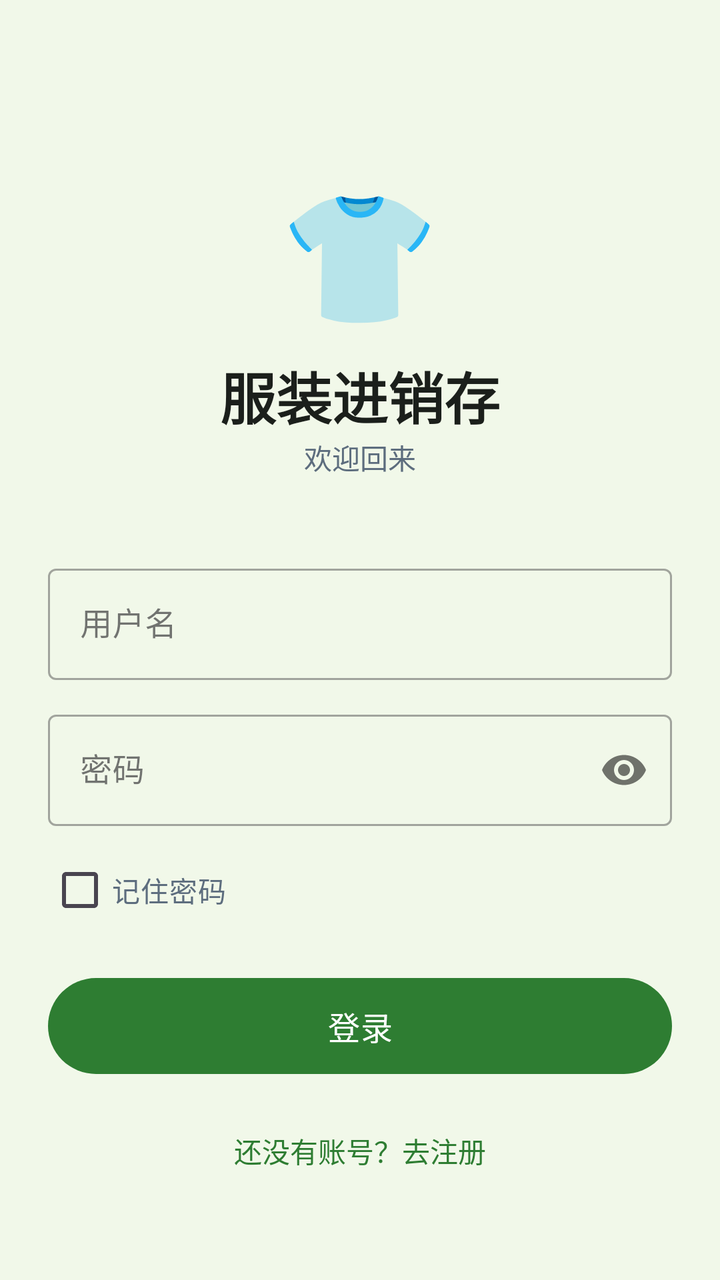
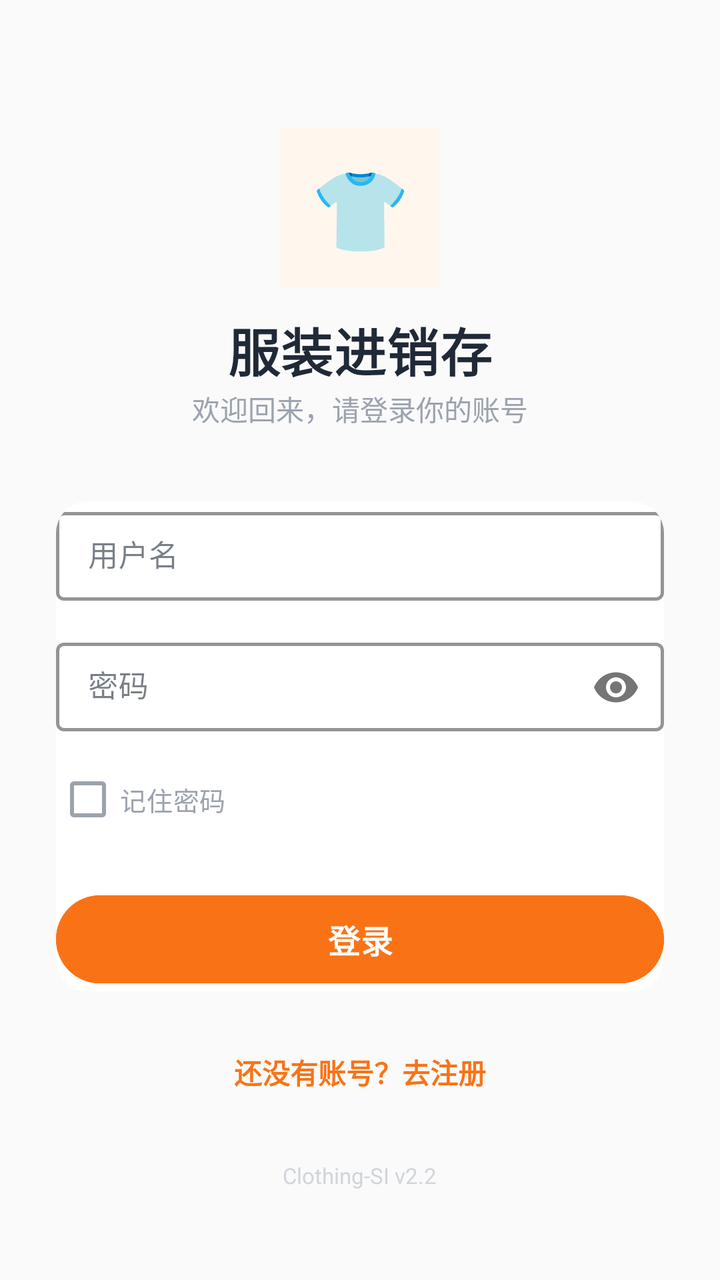

An Android layout rendered at two revisions. The XML below is the earlier revision; the diff shows what the commit changed to produce the second picture.
<!-- AndroidManifest.xml: application theme Theme.ClothingSI -->
<!-- res/layout/activity_login.xml -->
<?xml version="1.0" encoding="utf-8"?>
<ScrollView xmlns:android="http://schemas.android.com/apk/res/android"
    xmlns:app="http://schemas.android.com/apk/res-auto"
    android:layout_width="match_parent" android:layout_height="match_parent"
    android:background="@color/bg" android:fillViewport="true">

    <LinearLayout android:layout_width="match_parent" android:layout_height="wrap_content"
        android:orientation="vertical" android:padding="24dp"
        android:gravity="center_horizontal">

        <TextView android:layout_width="wrap_content" android:layout_height="wrap_content"
            android:text="👕" android:textSize="64dp" android:layout_marginTop="60dp"
            android:layout_marginBottom="8dp" />

        <TextView android:layout_width="wrap_content" android:layout_height="wrap_content"
            android:text="服装进销存" android:textSize="28dp" android:textStyle="bold"
            android:textColor="@color/text_primary" />

        <TextView android:layout_width="wrap_content" android:layout_height="wrap_content"
            android:text="欢迎回来" android:textSize="14dp"
            android:textColor="@color/text_secondary" android:layout_marginBottom="40dp" />

        <com.google.android.material.textfield.TextInputLayout
            android:layout_width="match_parent" android:layout_height="wrap_content"
            android:layout_marginBottom="12dp" style="@style/Widget.MaterialComponents.TextInputLayout.OutlinedBox">
            <com.google.android.material.textfield.TextInputEditText
                android:id="@+id/et_username" android:layout_width="match_parent"
                android:layout_height="wrap_content" android:hint="用户名"
                android:inputType="text" android:maxLines="1"
                android:imeOptions="actionNext" />
        </com.google.android.material.textfield.TextInputLayout>

        <com.google.android.material.textfield.TextInputLayout
            android:layout_width="match_parent" android:layout_height="wrap_content"
            android:layout_marginBottom="8dp"
            app:passwordToggleEnabled="true" style="@style/Widget.MaterialComponents.TextInputLayout.OutlinedBox">
            <com.google.android.material.textfield.TextInputEditText
                android:id="@+id/et_password" android:layout_width="match_parent"
                android:layout_height="wrap_content" android:hint="密码"
                android:inputType="textPassword" android:maxLines="1"
                android:imeOptions="actionDone" />
        </com.google.android.material.textfield.TextInputLayout>

        
        <CheckBox android:id="@+id/cb_remember_password"
            android:layout_width="match_parent" android:layout_height="wrap_content"
            android:text="记住密码" android:textSize="14dp"
            android:textColor="@color/text_secondary"
            android:layout_marginBottom="16dp" />

        <com.google.android.material.button.MaterialButton
            android:id="@+id/btn_login" android:layout_width="match_parent"
            android:layout_height="56dp" android:text="登录"
            android:textSize="16dp" app:cornerRadius="28dp" />

        <TextView android:id="@+id/tv_register"
            android:layout_width="wrap_content" android:layout_height="wrap_content"
            android:text="还没有账号？去注册"
            android:textColor="@color/primary" android:textSize="14dp"
            android:layout_marginTop="16dp" android:padding="8dp" />

        <TextView android:id="@+id/tv_to_login" android:visibility="gone" android:layout_width="0dp" android:layout_height="0dp" />
    </LinearLayout>
</ScrollView>
<!-- resources referenced by this layout -->
<resources>
  <color name="bg">#F1F8E9</color>
  <color name="primary">#2E7D32</color>
  <color name="text_primary">#1B1F1B</color>
  <color name="text_secondary">#5D6D7E</color>
  <style name="Theme.ClothingSI" parent="Theme.Material3.Light.NoActionBar">
          <item name="colorPrimary">@color/primary</item>
          <item name="colorPrimaryDark">@color/primary_dark</item>
          <item name="colorAccent">@color/accent</item>
          <item name="android:statusBarColor">@android:color/transparent</item>
          <item name="android:navigationBarColor">@color/white</item>
          
          <item name="android:windowLightStatusBar">true</item>
          
          <item name="android:fontFamily">sans-serif</item>
          <item name="android:textViewStyle">@style/TextView.Base</item>
      </style>
  <color name="primary_dark">#1B5E20</color>
  <color name="accent">#66BB6A</color>
  <color name="white">#FFFFFF</color>
  <style name="TextView.Base" parent="android:Widget.TextView">
          <item name="android:fontFamily">sans-serif</item>
      </style>
</resources>

<!-- the commit's change to res/layout/activity_login.xml (unified diff, before → after) -->
@@ -1,64 +1,161 @@
 <?xml version="1.0" encoding="utf-8"?>
 <ScrollView xmlns:android="http://schemas.android.com/apk/res/android"
     xmlns:app="http://schemas.android.com/apk/res-auto"
-    android:layout_width="match_parent" android:layout_height="match_parent"
-    android:background="@color/bg" android:fillViewport="true">
+    android:layout_width="match_parent"
+    android:layout_height="match_parent"
+    android:background="@color/md_surface_container_low"
+    android:fillViewport="true">
 
-    <LinearLayout android:layout_width="match_parent" android:layout_height="wrap_content"
-        android:orientation="vertical" android:padding="24dp"
-        android:gravity="center_horizontal">
-
-        <TextView android:layout_width="wrap_content" android:layout_height="wrap_content"
-            android:text="👕" android:textSize="64dp" android:layout_marginTop="60dp"
-            android:layout_marginBottom="8dp" />
-
-        <TextView android:layout_width="wrap_content" android:layout_height="wrap_content"
-            android:text="服装进销存" android:textSize="28dp" android:textStyle="bold"
-            android:textColor="@color/text_primary" />
-
-        <TextView android:layout_width="wrap_content" android:layout_height="wrap_content"
-            android:text="欢迎回来" android:textSize="14dp"
-            android:textColor="@color/text_secondary" android:layout_marginBottom="40dp" />
-
-        <com.google.android.material.textfield.TextInputLayout
-            android:layout_width="match_parent" android:layout_height="wrap_content"
-            android:layout_marginBottom="12dp" style="@style/Widget.MaterialComponents.TextInputLayout.OutlinedBox">
-            <com.google.android.material.textfield.TextInputEditText
-                android:id="@+id/et_username" android:layout_width="match_parent"
-                android:layout_height="wrap_content" android:hint="用户名"
-                android:inputType="text" android:maxLines="1"
-                android:imeOptions="actionNext" />
-        </com.google.android.material.textfield.TextInputLayout>
-
-        <com.google.android.material.textfield.TextInputLayout
-            android:layout_width="match_parent" android:layout_height="wrap_content"
-            android:layout_marginBottom="8dp"
-            app:passwordToggleEnabled="true" style="@style/Widget.MaterialComponents.TextInputLayout.OutlinedBox">
-            <com.google.android.material.textfield.TextInputEditText
-                android:id="@+id/et_password" android:layout_width="match_parent"
-                android:layout_height="wrap_content" android:hint="密码"
-                android:inputType="textPassword" android:maxLines="1"
-                android:imeOptions="actionDone" />
-        </com.google.android.material.textfield.TextInputLayout>
+    <LinearLayout
+        android:layout_width="match_parent"
+        android:layout_height="wrap_content"
+        android:orientation="vertical"
+        android:gravity="center_horizontal"
+        android:padding="28dp">
 
         
-        <CheckBox android:id="@+id/cb_remember_password"
-            android:layout_width="match_parent" android:layout_height="wrap_content"
-            android:text="记住密码" android:textSize="14dp"
-            android:textColor="@color/text_secondary"
-            android:layout_marginBottom="16dp" />
+        <TextView
+            android:layout_width="80dp"
+            android:layout_height="80dp"
+            android:text="👕"
+            android:textSize="40sp"
+            android:gravity="center"
+            android:background="@color/md_primary_container"
+            android:layout_marginTop="36dp"
+            android:layout_marginBottom="12dp" />
 
-        <com.google.android.material.button.MaterialButton
-            android:id="@+id/btn_login" android:layout_width="match_parent"
-            android:layout_height="56dp" android:text="登录"
-            android:textSize="16dp" app:cornerRadius="28dp" />
+        <TextView
+            android:layout_width="wrap_content"
+            android:layout_height="wrap_content"
+            android:text="服装进销存"
+            android:textSize="26sp"
+            android:textStyle="bold"
+            android:textColor="@color/md_on_surface"
+            android:letterSpacing="0.02" />
 
-        <TextView android:id="@+id/tv_register"
-            android:layout_width="wrap_content" android:layout_height="wrap_content"
+        <TextView
+            android:layout_width="wrap_content"
+            android:layout_height="wrap_content"
+            android:text="欢迎回来，请登录你的账号"
+            android:textSize="14sp"
+            android:textColor="@color/md_on_surface_variant"
+            android:layout_marginBottom="36dp" />
+
+        
+        <androidx.cardview.widget.CardView
+            android:layout_width="match_parent"
+            android:layout_height="wrap_content"
+            app:cardCornerRadius="16dp"
+            app:cardElevation="1dp"
+            app:cardBackgroundColor="@color/md_surface"
+            android:padding="20dp">
+
+            <LinearLayout
+                android:layout_width="match_parent"
+                android:layout_height="wrap_content"
+                android:orientation="vertical">
+
+                
+                <com.google.android.material.textfield.TextInputLayout
+                    android:layout_width="match_parent"
+                    android:layout_height="wrap_content"
+                    android:layout_marginBottom="14dp"
+                    style="@style/Widget.MaterialComponents.TextInputLayout.OutlinedBox"
+                    android:hint="用户名"
+                    app:boxStrokeColor="@color/md_primary"
+                    app:boxStrokeWidth="1.5dp"
+                    app:hintTextColor="@color/md_primary">
+
+                    <com.google.android.material.textfield.TextInputEditText
+                        android:id="@+id/et_username"
+                        android:layout_width="match_parent"
+                        android:layout_height="wrap_content"
+                        android:inputType="text"
+                        android:maxLines="1"
+                        android:imeOptions="actionNext"
+                        android:textSize="15sp"
+                        android:paddingVertical="12dp" />
+                </com.google.android.material.textfield.TextInputLayout>
+
+                
+                <com.google.android.material.textfield.TextInputLayout
+                    android:layout_width="match_parent"
+                    android:layout_height="wrap_content"
+                    android:layout_marginBottom="4dp"
+                    style="@style/Widget.MaterialComponents.TextInputLayout.OutlinedBox"
+                    android:hint="密码"
+                    app:passwordToggleEnabled="true"
+                    app:boxStrokeColor="@color/md_primary"
+                    app:boxStrokeWidth="1.5dp"
+                    app:hintTextColor="@color/md_primary">
+
+                    <com.google.android.material.textfield.TextInputEditText
+                        android:id="@+id/et_password"
+                        android:layout_width="match_parent"
+                        android:layout_height="wrap_content"
+                        android:inputType="textPassword"
+                        android:maxLines="1"
+                        android:imeOptions="actionDone"
+                        android:textSize="15sp"
+                        android:paddingVertical="12dp" />
+                </com.google.android.material.textfield.TextInputLayout>
+
+                
+                <CheckBox
+                    android:id="@+id/cb_remember_password"
+                    android:layout_width="match_parent"
+                    android:layout_height="wrap_content"
+                    android:text="记住密码"
+                    android:textSize="13sp"
+                    android:textColor="@color/md_on_surface_variant"
+                    android:layout_marginTop="4dp"
+                    android:layout_marginBottom="20dp" />
+
+                
+                <com.google.android.material.button.MaterialButton
+                    android:id="@+id/btn_login"
+                    android:layout_width="match_parent"
+                    android:layout_height="52dp"
+                    android:text="登录"
+                    android:textSize="16sp"
+                    android:textStyle="bold"
+                    app:cornerRadius="26dp"
+                    android:backgroundTint="@color/md_primary"
+                    android:textColor="@color/md_on_primary"
+                    android:letterSpacing="0.03" />
+
+            </LinearLayout>
+        </androidx.cardview.widget.CardView>
+
+        
+        <TextView
+            android:id="@+id/tv_register"
+            android:layout_width="wrap_content"
+            android:layout_height="wrap_content"
             android:text="还没有账号？去注册"
-            android:textColor="@color/primary" android:textSize="14dp"
-            android:layout_marginTop="16dp" android:padding="8dp" />
+            android:textColor="@color/md_primary"
+            android:textSize="14sp"
+            android:textStyle="bold"
+            android:layout_marginTop="20dp"
+            android:padding="10dp"
+            android:clickable="true"
+            android:focusable="true" />
 
-        <TextView android:id="@+id/tv_to_login" android:visibility="gone" android:layout_width="0dp" android:layout_height="0dp" />
+        
+        <TextView
+            android:layout_width="wrap_content"
+            android:layout_height="wrap_content"
+            android:text="Clothing-SI v2.2"
+            android:textSize="11sp"
+            android:textColor="@color/md_outline_variant"
+            android:layout_marginTop="24dp" />
+
+        
+        <TextView
+            android:id="@+id/tv_to_login"
+            android:visibility="gone"
+            android:layout_width="0dp"
+            android:layout_height="0dp" />
+
     </LinearLayout>
 </ScrollView>
<!-- resource entries referenced after the edit -->
@@ -1,24 +1,57 @@
 <!-- resources referenced by this layout -->
 <resources>
-  <color name="bg">#F1F8E9</color>
-  <color name="primary">#2E7D32</color>
-  <color name="text_primary">#1B1F1B</color>
-  <color name="text_secondary">#5D6D7E</color>
+  <color name="md_on_primary">#FFFFFF</color>
+  <color name="md_on_surface">#1F2937</color>
+  <color name="md_on_surface_variant">#9CA3AF</color>
+  <color name="md_outline_variant">#D1D5DB</color>
+  <color name="md_primary">#F97316</color>
+  <color name="md_primary_container">#FFF7ED</color>
+  <color name="md_surface">#FFFFFF</color>
+  <color name="md_surface_container_low">#FAFAFA</color>
   <style name="Theme.ClothingSI" parent="Theme.Material3.Light.NoActionBar">
-          <item name="colorPrimary">@color/primary</item>
-          <item name="colorPrimaryDark">@color/primary_dark</item>
-          <item name="colorAccent">@color/accent</item>
+          
+          <item name="colorPrimary">@color/md_primary</item>
+          <item name="colorOnPrimary">@color/md_on_primary</item>
+          <item name="colorPrimaryContainer">@color/md_primary_container</item>
+          <item name="colorOnPrimaryContainer">@color/md_on_primary_container</item>
+  
+          
+          <item name="colorSecondary">@color/md_secondary</item>
+          <item name="colorOnSecondary">@color/md_on_secondary</item>
+          <item name="colorSecondaryContainer">@color/md_secondary_container</item>
+          <item name="colorOnSecondaryContainer">@color/md_on_secondary_container</item>
+  
+          
+          <item name="android:colorBackground">@color/md_surface_container_low</item>
+          <item name="colorSurface">@color/md_surface</item>
+          <item name="colorOnSurface">@color/md_on_surface</item>
+          <item name="colorOnSurfaceVariant">@color/md_on_surface_variant</item>
+  
+          
+          <item name="colorOutline">@color/md_outline</item>
+          <item name="colorOutlineVariant">@color/md_outline_variant</item>
+  
+          
+          <item name="colorError">@color/md_error</item>
+          <item name="colorOnError">@color/md_on_error</item>
+  
+          
           <item name="android:statusBarColor">@android:color/transparent</item>
-          <item name="android:navigationBarColor">@color/white</item>
-          
+          <item name="android:navigationBarColor">@color/md_surface</item>
           <item name="android:windowLightStatusBar">true</item>
+  
           
           <item name="android:fontFamily">sans-serif</item>
           <item name="android:textViewStyle">@style/TextView.Base</item>
       </style>
-  <color name="primary_dark">#1B5E20</color>
-  <color name="accent">#66BB6A</color>
-  <color name="white">#FFFFFF</color>
+  <color name="md_on_primary_container">#5C3D00</color>
+  <color name="md_secondary">#2563EB</color>
+  <color name="md_on_secondary">#FFFFFF</color>
+  <color name="md_secondary_container">#DBEAFE</color>
+  <color name="md_on_secondary_container">#001A3E</color>
+  <color name="md_outline">#9CA3AF</color>
+  <color name="md_error">#EF4444</color>
+  <color name="md_on_error">#FFFFFF</color>
   <style name="TextView.Base" parent="android:Widget.TextView">
           <item name="android:fontFamily">sans-serif</item>
       </style>
